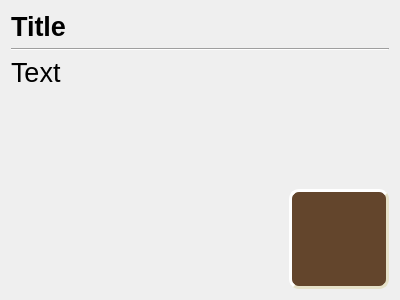
Before: the Qt Designer form dialogusermessage.ui in cilo72/raspi_clock, drawn with Qt 5.
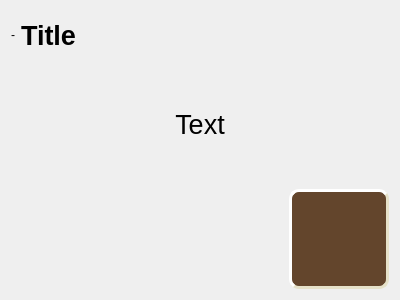
After: the same form once the commit is applied. Icons and pictures are not drawn.

Patch:
```diff
--- a/dialogusermessage.ui
+++ b/dialogusermessage.ui
@@ -17,7 +17,46 @@
    <item>
     <layout class="QVBoxLayout" name="verticalLayout_2">
      <item>
+      <layout class="QHBoxLayout" name="horizontalLayout_2">
+       <property name="leftMargin">
+        <number>0</number>
+       </property>
+       <property name="topMargin">
+        <number>0</number>
+       </property>
+       <property name="rightMargin">
+        <number>0</number>
+       </property>
+       <property name="bottomMargin">
+        <number>0</number>
+       </property>
+       <item>
+        <widget class="QLabel" name="labelIcon">
+         <property name="sizePolicy">
+          <sizepolicy hsizetype="Maximum" vsizetype="Preferred">
+           <horstretch>0</horstretch>
+           <verstretch>0</verstretch>
+          </sizepolicy>
+         </property>
+         <property name="text">
+          <string>-</string>
+         </property>
+        </widget>
+       </item>
+       <item>
       <widget class="QLabel" name="labelTitle">
+         <property name="minimumSize">
+          <size>
+           <width>0</width>
+           <height>48</height>
+          </size>
+         </property>
+         <property name="maximumSize">
+          <size>
+           <width>16777215</width>
+           <height>48</height>
+          </size>
+         </property>
        <property name="font">
         <font>
          <pointsize>20</pointsize>
@@ -29,15 +68,30 @@
        </property>
       </widget>
      </item>
-     <item>
-      <widget class="Line" name="line">
-       <property name="orientation">
-        <enum>Qt::Horizontal</enum>
-       </property>
-      </widget>
+      </layout>
      </item>
+     <item>
+      <layout class="QHBoxLayout" name="horizontalLayout">
+       <property name="leftMargin">
+        <number>0</number>
+       </property>
+       <property name="topMargin">
+        <number>0</number>
+       </property>
+       <property name="rightMargin">
+        <number>0</number>
+       </property>
+       <property name="bottomMargin">
+        <number>0</number>
+       </property>
      <item>
       <widget class="QLabel" name="labelMessage">
+         <property name="sizePolicy">
+          <sizepolicy hsizetype="Preferred" vsizetype="Expanding">
+           <horstretch>0</horstretch>
+           <verstretch>0</verstretch>
+          </sizepolicy>
+         </property>
        <property name="font">
         <font>
          <pointsize>20</pointsize>
@@ -47,23 +101,15 @@
        <property name="text">
         <string>Text</string>
        </property>
+         <property name="alignment">
+          <set>Qt::AlignCenter</set>
+         </property>
        <property name="wordWrap">
         <bool>true</bool>
        </property>
       </widget>
      </item>
-     <item>
-      <spacer name="verticalSpacer_2">
-       <property name="orientation">
-        <enum>Qt::Vertical</enum>
-       </property>
-       <property name="sizeHint" stdset="0">
-        <size>
-         <width>20</width>
-         <height>40</height>
-        </size>
-       </property>
-      </spacer>
+      </layout>
      </item>
     </layout>
    </item>
```
Lines whose indentation alone changed are shown as unchanged.
